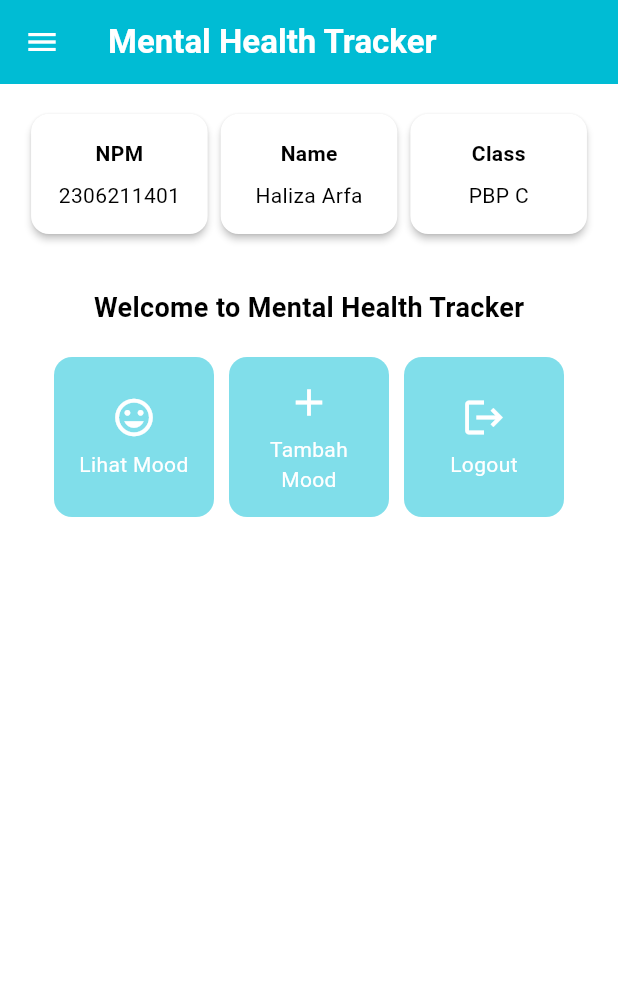
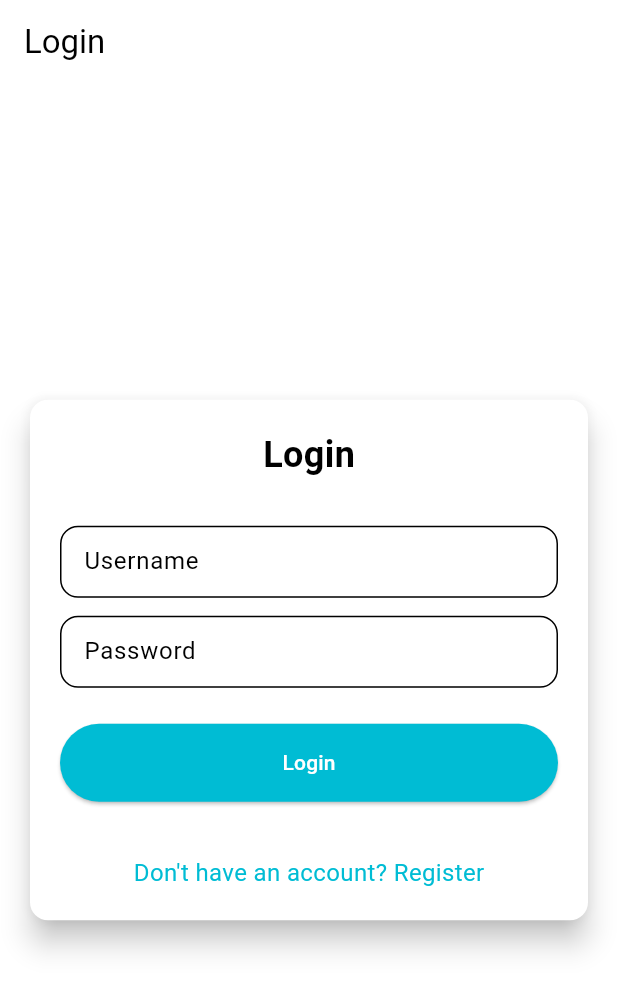
Before and after one commit to halizaarfa/mental-health-tracker-mobile, a Flutter app: the screen it shows after launch, on a phone screen of 412 x 824 dp. Shown: the top 991 px of the screen. Run offline on Flutter 3.47's test engine with Material 3 defaults, Android fonts, the phone set to English and light mode, and no system bars; missing offline and left inert: pbp_django_auth.

```diff
--- a/lib/main.dart
+++ b/lib/main.dart
@@ -1,5 +1,8 @@
 import 'package:flutter/material.dart';
-import 'package:mental_health_tracker/screens/menu.dart';
+import 'package:mental_health_tracker/screens/login.dart';
+
+import 'package:pbp_django_auth/pbp_django_auth.dart';
+import 'package:provider/provider.dart';
 
 void main() {
   runApp(const MyApp());
@@ -11,30 +14,21 @@ class MyApp extends StatelessWidget {
   // This widget is the root of your application.
   @override
   Widget build(BuildContext context) {
-    return MaterialApp(
+    return Provider(
+      create: (_) {
+        CookieRequest request = CookieRequest();
+        return request;
+      },
+      child: MaterialApp(
         title: 'Flutter Demo',
         theme: ThemeData(
-        // This is the theme of your application.
-        //
-        // TRY THIS: Try running your application with "flutter run". You'll see
-        // the application has a purple toolbar. Then, without quitting the app,
-        // try changing the seedColor in the colorScheme below to Colors.green
-        // and then invoke "hot reload" (save your changes or press the "hot
-        // reload" button in a Flutter-supported IDE, or press "r" if you used
-        // the command line to start the app).
-        //
-        // Notice that the counter didn't reset back to zero; the application
-        // state is not lost during the reload. To reset the state, use hot
-        // restart instead.
-        //
-        // This works for code too, not just values: Most code changes can be
-        // tested with just a hot reload.
           colorScheme: ColorScheme.fromSwatch(
                 primarySwatch: Colors.cyan,
           ).copyWith(secondary: Colors.cyan[200]),
           useMaterial3: true,
         ),
-      home: MyHomePage(),
+        home: const LoginPage(),
+      ),
     );
   }
 }
--- /dev/null
+++ b/lib/screens/login.dart
@@ -0,0 +1,180 @@
+import 'package:mental_health_tracker/screens/menu.dart';
+import 'package:flutter/material.dart';
+import 'package:pbp_django_auth/pbp_django_auth.dart';
+import 'package:provider/provider.dart';
+import 'package:mental_health_tracker/screens/register.dart';
+
+void main() {
+  runApp(const LoginApp());
+}
+
+class LoginApp extends StatelessWidget {
+  const LoginApp({super.key});
+
+  @override
+  Widget build(BuildContext context) {
+    return MaterialApp(
+      title: 'Login',
+      theme: ThemeData(
+        useMaterial3: true,
+        colorScheme: ColorScheme.fromSwatch(
+          primarySwatch: Colors.deepPurple,
+        ).copyWith(secondary: Colors.deepPurple[400]),
+      ),
+      home: const LoginPage(),
+    );
+  }
+}
+
+class LoginPage extends StatefulWidget {
+  const LoginPage({super.key});
+
+  @override
+  State<LoginPage> createState() => _LoginPageState();
+}
+
+class _LoginPageState extends State<LoginPage> {
+  final TextEditingController _usernameController = TextEditingController();
+  final TextEditingController _passwordController = TextEditingController();
+
+  @override
+  Widget build(BuildContext context) {
+    final request = context.watch<CookieRequest>();
+
+    return Scaffold(
+      appBar: AppBar(
+        title: const Text('Login'),
+      ),
+      body: Center(
+        child: SingleChildScrollView(
+          padding: const EdgeInsets.all(16.0),
+          child: Card(
+            elevation: 8,
+            shape: RoundedRectangleBorder(
+              borderRadius: BorderRadius.circular(12.0),
+            ),
+            child: Padding(
+              padding: const EdgeInsets.all(20.0),
+              child: Column(
+                mainAxisSize: MainAxisSize.min,
+                children: [
+                  const Text(
+                    'Login',
+                    style: TextStyle(
+                      fontSize: 24.0,
+                      fontWeight: FontWeight.bold,
+                    ),
+                  ),
+                  const SizedBox(height: 30.0),
+                  TextField(
+                    controller: _usernameController,
+                    decoration: const InputDecoration(
+                      labelText: 'Username',
+                      hintText: 'Enter your username',
+                      border: OutlineInputBorder(
+                        borderRadius: BorderRadius.all(Radius.circular(12.0)),
+                      ),
+                      contentPadding:
+                          EdgeInsets.symmetric(horizontal: 12.0, vertical: 8.0),
+                    ),
+                  ),
+                  const SizedBox(height: 12.0),
+                  TextField(
+                    controller: _passwordController,
+                    decoration: const InputDecoration(
+                      labelText: 'Password',
+                      hintText: 'Enter your password',
+                      border: OutlineInputBorder(
+                        borderRadius: BorderRadius.all(Radius.circular(12.0)),
+                      ),
+                      contentPadding:
+                          EdgeInsets.symmetric(horizontal: 12.0, vertical: 8.0),
+                    ),
+                    obscureText: true,
+                  ),
+                  const SizedBox(height: 24.0),
+                  ElevatedButton(
+                    onPressed: () async {
+                      String username = _usernameController.text;
+                      String password = _passwordController.text;
+
+                      // Cek kredensial
+                      // Untuk menyambungkan Android emulator dengan Django pada localhost,
+                      // gunakan URL http://10.0.2.2/
+                      final response = await request
+                          .login("http://127.0.0.1:8000/auth/login/", {
+                        'username': username,
+                        'password': password,
+                      });
+
+                      if (request.loggedIn) {
+                        String message = response['message'];
+                        String uname = response['username'];
+                        if (context.mounted) {
+                          Navigator.pushReplacement(
+                            context,
+                            MaterialPageRoute(
+                                builder: (context) => MyHomePage()),
+                          );
+                          ScaffoldMessenger.of(context)
+                            ..hideCurrentSnackBar()
+                            ..showSnackBar(
+                              SnackBar(
+                                  content:
+                                      Text("$message Selamat datang, $uname.")),
+                            );
+                        }
+                      } else {
+                        if (context.mounted) {
+                          showDialog(
+                            context: context,
+                            builder: (context) => AlertDialog(
+                              title: const Text('Login Gagal'),
+                              content: Text(response['message']),
+                              actions: [
+                                TextButton(
+                                  child: const Text('OK'),
+                                  onPressed: () {
+                                    Navigator.pop(context);
+                                  },
+                                ),
+                              ],
+                            ),
+                          );
+                        }
+                      }
+                    },
+                    style: ElevatedButton.styleFrom(
+                      foregroundColor: Colors.white,
+                      minimumSize: Size(double.infinity, 50),
+                      backgroundColor: Theme.of(context).colorScheme.primary,
+                      padding: const EdgeInsets.symmetric(vertical: 16.0),
+                    ),
+                    child: const Text('Login'),
+                  ),
+                  const SizedBox(height: 36.0),
+                  GestureDetector(
+                    onTap: () {
+                      Navigator.push(
+                        context,
+                        MaterialPageRoute(
+                            builder: (context) => const RegisterPage()),
+                      );
+                    },
+                    child: Text(
+                      'Don\'t have an account? Register',
+                      style: TextStyle(
+                        color: Theme.of(context).colorScheme.primary,
+                        fontSize: 16.0,
+                      ),
+                    ),
+                  ),
+                ],
+              ),
+            ),
+          ),
+        ),
+      ),
+    );
+  }
+}
--- a/lib/screens/menu.dart
+++ b/lib/screens/menu.dart
@@ -1,6 +1,6 @@
 import 'package:flutter/material.dart';
 import 'package:mental_health_tracker/widgets/left_drawer.dart';
-import 'package:mental_health_tracker/widgets/mood_cart.dart';
+import 'package:mental_health_tracker/widgets/mood_card.dart';
 
 class MyHomePage extends StatelessWidget {
   MyHomePage({super.key});
--- a/pubspec.yaml
+++ b/pubspec.yaml
@@ -35,6 +35,9 @@ dependencies:
   # The following adds the Cupertino Icons font to your application.
   # Use with the CupertinoIcons class for iOS style icons.
   cupertino_icons: ^1.0.8
+  provider: ^6.1.2
+  pbp_django_auth: ^0.4.0
+  http: ^1.2.2
 
 dev_dependencies:
   flutter_test:
```
Also changed, not shown: lib/models/mood_entry.dart (added, +61 -0 lines), lib/screens/list_moodentry.dart (added, +90 -0 lines), lib/screens/moodentry_form.dart (+69 -29 lines), lib/screens/register.dart (added, +165 -0 lines), lib/widgets/left_drawer.dart (+12 -0 lines), lib/widgets/mood_card.dart (renamed from lib/widgets/mood_cart.dart, +36 -1 lines), pubspec.lock, 2 other files. Lines whose indentation alone changed are shown as unchanged.
